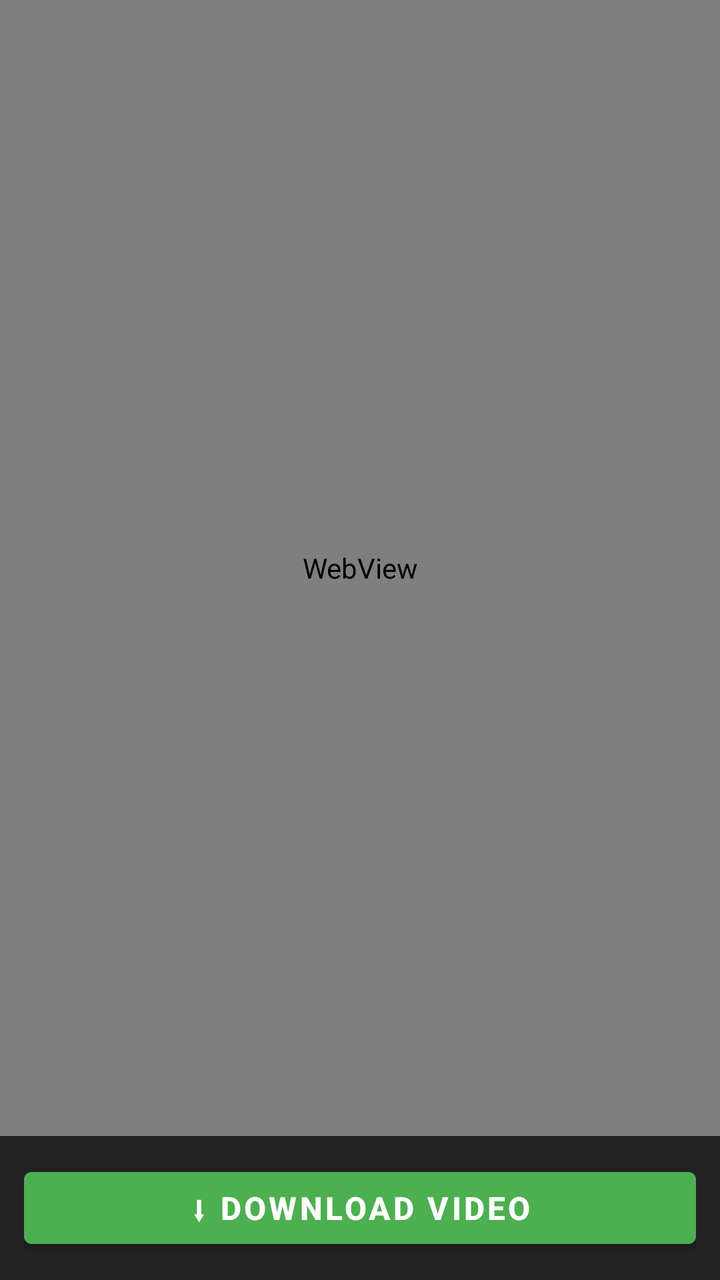
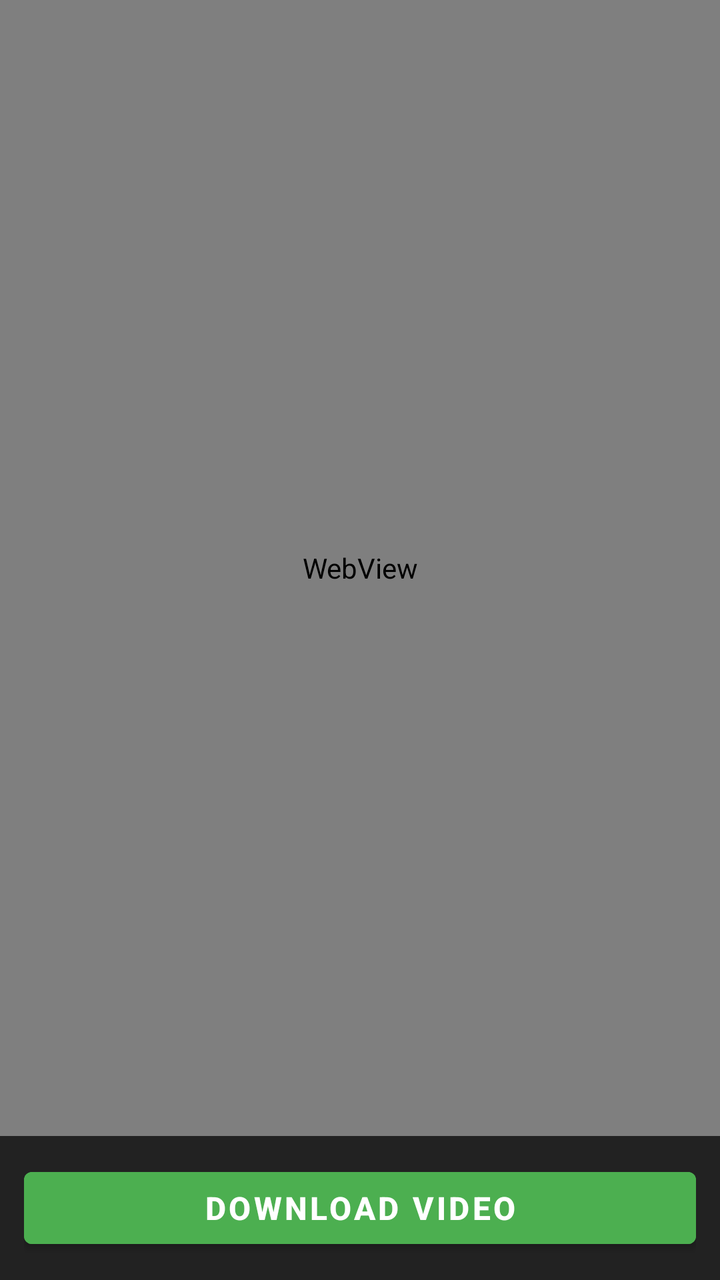

Two renders of the same Android screen: before a commit and after it. Below are the layout's source before the change and the commit's diff.
<!-- AndroidManifest.xml: application theme Theme.MaterialComponents.DayNight.NoActionBar -->
<!-- res/layout/activity_player.xml -->
<?xml version="1.0" encoding="utf-8"?>
<RelativeLayout xmlns:android="http://schemas.android.com/apk/res/android"
    android:layout_width="match_parent"
    android:layout_height="match_parent"
    android:background="#000000">

    
    <WebView
        android:id="@+id/playerWebView"
        android:layout_width="match_parent"
        android:layout_height="match_parent"
        android:layout_above="@id/bottomBar"/>

    
    <LinearLayout
        android:id="@+id/bottomBar"
        android:layout_width="match_parent"
        android:layout_height="wrap_content"
        android:layout_alignParentBottom="true"
        android:orientation="horizontal"
        android:background="#222222"
        android:padding="12dp"
        android:gravity="center">

        <Button
            android:id="@+id/btnDownload"
            android:layout_width="match_parent"
            android:layout_height="wrap_content"
            android:text="⬇ Download Video"
            android:textSize="16sp"
            android:textStyle="bold"
            android:backgroundTint="#4CAF50"
            android:textColor="#FFFFFF"/>

    </LinearLayout>

</RelativeLayout>
<!-- resources referenced by this layout -->
<resources>

</resources>

<!-- the commit's change to res/layout/activity_player.xml (unified diff, before → after) -->
@@ -9,7 +9,7 @@
         android:id="@+id/playerWebView"
         android:layout_width="match_parent"
         android:layout_height="match_parent"
-        android:layout_above="@id/bottomBar"/>
+        android:layout_above="@id/bottomBar" />
 
     
     <LinearLayout
@@ -26,11 +26,11 @@
             android:id="@+id/btnDownload"
             android:layout_width="match_parent"
             android:layout_height="wrap_content"
-            android:text="⬇ Download Video"
+            android:text="Download Video"
             android:textSize="16sp"
             android:textStyle="bold"
             android:backgroundTint="#4CAF50"
-            android:textColor="#FFFFFF"/>
+            android:textColor="#FFFFFF" />
 
     </LinearLayout>
 
